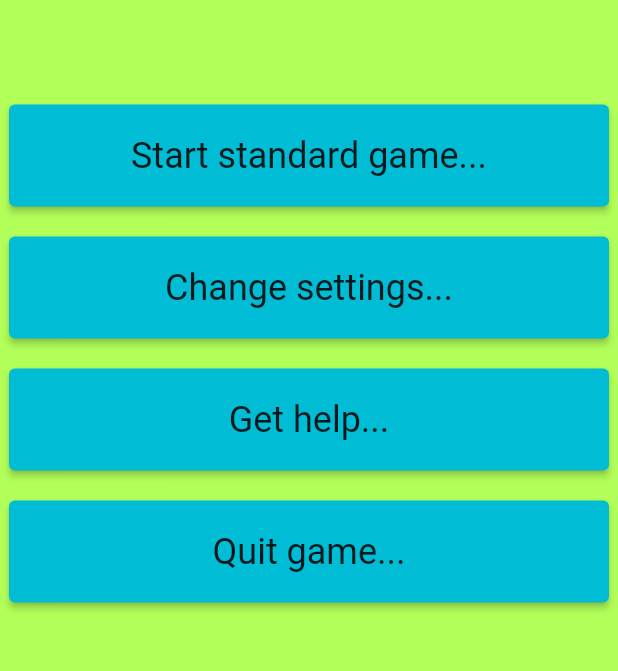
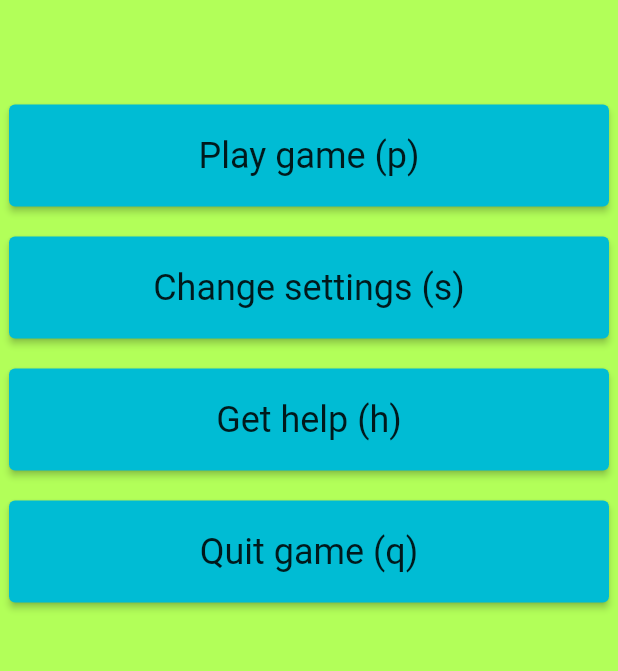
Before and after one commit to prometheus42/mundane-quest, a Flutter app: the screen it shows after launch, on a phone screen of 412 x 824 dp, the part 551-1222 px from its top. Run offline on Flutter 3.47's test engine with Material 2 defaults, Android fonts, the light colour scheme and no system bars; our stand-ins replace html_unescape, shared_preferences.

Commit message:
Add keyboard shortcuts for main menu.

```diff
--- a/lib/main.dart
+++ b/lib/main.dart
@@ -41,12 +41,38 @@ class MundaneQuestHomePage extends StatefulWidget {
 
 class _MundaneQuestHomePageState extends State<MundaneQuestHomePage> {
   @override
+  void initState() {
+    developer.log('Starting Mundane Quest...');
+    super.initState();
+  }
+
+  @override
   Widget build(BuildContext context) {
     return Scaffold(
       appBar: AppBar(
         title: Text(widget.title),
       ),
-      body: Center(
+      body: RawKeyboardListener(
+        focusNode: FocusNode(),
+        autofocus: true,
+        onKey: (RawKeyEvent keyEvent) {
+          print(
+              '${keyEvent.isAltPressed ? 'Alt' : ''} ${keyEvent.isControlPressed ? 'Ctrl' : ''} ${keyEvent.isShiftPressed ? 'Shift' : ''} ${keyEvent.physicalKey} ${keyEvent.character} ${keyEvent.physicalKey} ${keyEvent.logicalKey}');
+          if (keyEvent.character == 'q') {
+            SystemChannels.platform.invokeMethod('SystemNavigator.pop');
+          } else if (keyEvent.character == 'h') {
+            developer.log('Help menu called by key press.');
+          } else if (keyEvent.character == 's') {
+            developer.log('Settings menu called by key press.');
+          } else if (keyEvent.character == 'p') {
+            developer.log('Game started by key press.');
+            Navigator.push(
+              context,
+              MaterialPageRoute(builder: (context) => const StartGameDialogWidget()),
+            );
+          }
+        },
+        child: Center(
         child: Column(
           mainAxisAlignment: MainAxisAlignment.center,
           children: <Widget>[
@@ -65,8 +91,7 @@ class _MundaneQuestHomePageState extends State<MundaneQuestHomePage> {
                       foregroundColor: MaterialStateProperty.all<Color>(Colors.yellow),
                       padding: MaterialStateProperty.all(const EdgeInsets.all(20)),
                   ),
-                  child: Text('Start standard game...',
-                      style: Theme.of(context).textTheme.headline5),
+                    child: Text('Play game (p)', style: Theme.of(context).textTheme.headline5),
                   onPressed: () {
                     Navigator.push(
                       context,
@@ -85,8 +110,7 @@ class _MundaneQuestHomePageState extends State<MundaneQuestHomePage> {
                       foregroundColor: MaterialStateProperty.all<Color>(Colors.yellow),
                       padding: MaterialStateProperty.all(const EdgeInsets.all(20)),
                   ),
-                  child: Text('Change settings...',
-                      style: Theme.of(context).textTheme.headline5),
+                    child: Text('Change settings (s)', style: Theme.of(context).textTheme.headline5),
                   onPressed: () {},
                 ),
               ),
@@ -100,8 +124,7 @@ class _MundaneQuestHomePageState extends State<MundaneQuestHomePage> {
                       foregroundColor: MaterialStateProperty.all<Color>(Colors.yellow),
                       padding: MaterialStateProperty.all(const EdgeInsets.all(20)),
                   ),
-                  child: Text('Get help...',
-                      style: Theme.of(context).textTheme.headline5),
+                    child: Text('Get help (h)', style: Theme.of(context).textTheme.headline5),
                   onPressed: () {},
                 ),
               ),
@@ -115,8 +138,7 @@ class _MundaneQuestHomePageState extends State<MundaneQuestHomePage> {
                       foregroundColor: MaterialStateProperty.all<Color>(Colors.yellow),
                       padding: MaterialStateProperty.all(const EdgeInsets.all(20)),
                   ),
-                  child: Text('Quit game...',
-                      style: Theme.of(context).textTheme.headline5),
+                    child: Text('Quit game (q)', style: Theme.of(context).textTheme.headline5),
                   // exit app programmatically: https://stackoverflow.com/a/49067313
                     onPressed: () => SystemChannels.platform.invokeMethod('SystemNavigator.pop'),
                 ),
@@ -124,6 +146,7 @@ class _MundaneQuestHomePageState extends State<MundaneQuestHomePage> {
             ),
           ],
         ),
+      ),
       ),
     );
   }
@@ -217,6 +240,7 @@ class _StartGameDialogState extends State<StartGameDialogWidget> {
             SizedBox(
                 width: 500,
                 child: TextField(
+                  autofocus: no == 1 ? true : false,
                   controller: element,
                   decoration: InputDecoration(border: const OutlineInputBorder(), hintText: 'Enter name for player $no'),
                 )),
```
